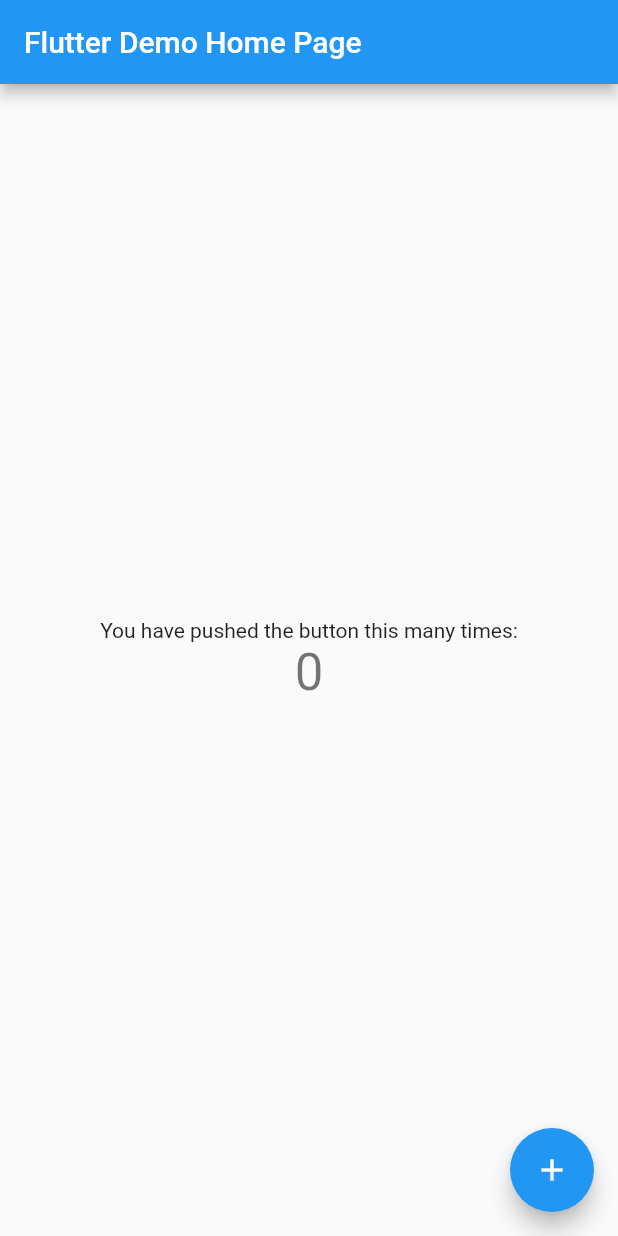
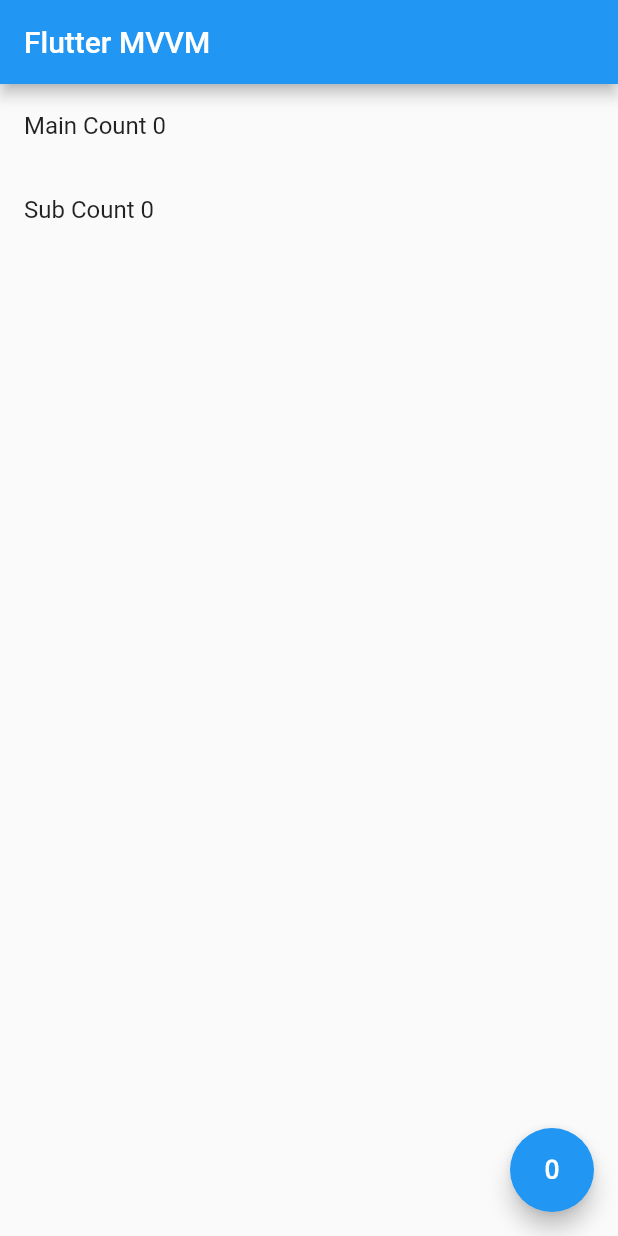
Before and after one commit to nawhgnues/Riverpod, a Flutter app: the screen it shows after launch, on a phone screen of 412 x 824 dp. Run offline on Flutter 3.47's test engine with Material 2 defaults, Android fonts, the phone set to English and light mode, and no system bars; our stand-ins replace flutter_riverpod, freezed_annotation.

Commit message:
Riverpod MVVM

```diff
--- a/riverpod/lib/main.dart
+++ b/riverpod/lib/main.dart
@@ -1,5 +1,6 @@
 import 'package:flutter/material.dart';
 import 'package:flutter_riverpod/flutter_riverpod.dart';
+import 'package:riverpodtest/view/home_page.dart';
 
 void main() {
   runApp(const ProviderScope(child: MyApp()));
@@ -8,109 +9,14 @@ void main() {
 class MyApp extends StatelessWidget {
   const MyApp({super.key});
 
-  // This widget is the root of your application.
   @override
   Widget build(BuildContext context) {
     return MaterialApp(
-      title: 'Flutter Demo',
+      title: 'Flutter Riverpod MVVM',
       theme: ThemeData(
-        // This is the theme of your application.
-        //
-        // Try running your application with "flutter run". You'll see the
-        // application has a blue toolbar. Then, without quitting the app, try
-        // changing the primarySwatch below to Colors.green and then invoke
-        // "hot reload" (press "r" in the console where you ran "flutter run",
-        // or simply save your changes to "hot reload" in a Flutter IDE).
-        // Notice that the counter didn't reset back to zero; the application
-        // is not restarted.
         primarySwatch: Colors.blue,
       ),
-      home: const MyHomePage(title: 'Flutter Demo Home Page'),
+      home: const HomePage(),
     );
   }
 }
-
-class MyHomePage extends StatefulWidget {
-  const MyHomePage({super.key, required this.title});
-
-  // This widget is the home page of your application. It is stateful, meaning
-  // that it has a State object (defined below) that contains fields that affect
-  // how it looks.
-
-  // This class is the configuration for the state. It holds the values (in this
-  // case the title) provided by the parent (in this case the App widget) and
-  // used by the build method of the State. Fields in a Widget subclass are
-  // always marked "final".
-
-  final String title;
-
-  @override
-  State<MyHomePage> createState() => _MyHomePageState();
-}
-
-class _MyHomePageState extends State<MyHomePage> {
-  int _counter = 0;
-
-  void _incrementCounter() {
-    setState(() {
-      // This call to setState tells the Flutter framework that something has
-      // changed in this State, which causes it to rerun the build method below
-      // so that the display can reflect the updated values. If we changed
-      // _counter without calling setState(), then the build method would not be
-      // called again, and so nothing would appear to happen.
-      _counter++;
-    });
-  }
-
-  @override
-  Widget build(BuildContext context) {
-    // This method is rerun every time setState is called, for instance as done
-    // by the _incrementCounter method above.
-    //
-    // The Flutter framework has been optimized to make rerunning build methods
-    // fast, so that you can just rebuild anything that needs updating rather
-    // than having to individually change instances of widgets.
-    return Scaffold(
-      appBar: AppBar(
-        // Here we take the value from the MyHomePage object that was created by
-        // the App.build method, and use it to set our appbar title.
-        title: Text(widget.title),
-      ),
-      body: Center(
-        // Center is a layout widget. It takes a single child and positions it
-        // in the middle of the parent.
-        child: Column(
-          // Column is also a layout widget. It takes a list of children and
-          // arranges them vertically. By default, it sizes itself to fit its
-          // children horizontally, and tries to be as tall as its parent.
-          //
-          // Invoke "debug painting" (press "p" in the console, choose the
-          // "Toggle Debug Paint" action from the Flutter Inspector in Android
-          // Studio, or the "Toggle Debug Paint" command in Visual Studio Code)
-          // to see the wireframe for each widget.
-          //
-          // Column has various properties to control how it sizes itself and
-          // how it positions its children. Here we use mainAxisAlignment to
-          // center the children vertically; the main axis here is the vertical
-          // axis because Columns are vertical (the cross axis would be
-          // horizontal).
-          mainAxisAlignment: MainAxisAlignment.center,
-          children: <Widget>[
-            const Text(
-              'You have pushed the button this many times:',
-            ),
-            Text(
-              '$_counter',
-              style: Theme.of(context).textTheme.headlineMedium,
-            ),
-          ],
-        ),
-      ),
-      floatingActionButton: FloatingActionButton(
-        onPressed: _incrementCounter,
-        tooltip: 'Increment',
-        child: const Icon(Icons.add),
-      ), // This trailing comma makes auto-formatting nicer for build methods.
-    );
-  }
-}
--- /dev/null
+++ b/riverpod/lib/view/home_page.dart
@@ -0,0 +1,34 @@
+import 'package:flutter/material.dart';
+import 'package:flutter_riverpod/flutter_riverpod.dart';
+import 'package:riverpodtest/view_model/home_page_notifier.dart';
+
+class HomePage extends ConsumerWidget {
+  const HomePage({Key? key}) : super(key: key);
+
+  @override
+  Widget build(BuildContext context, WidgetRef ref) {
+    // state（状態）
+    final homePageState = ref.watch(homePageProvider);
+    // provider（状態の操作）
+    final homePageNotifier = ref.watch(homePageProvider.notifier);
+    return Scaffold(
+      appBar: AppBar(title: const Text('Flutter MVVM')),
+      floatingActionButton: FloatingActionButton(
+        onPressed: homePageNotifier.resetAllCount,
+        child: const Icon(Icons.exposure_zero),
+      ),
+      body: ListView(
+        children: [
+          ListTile(
+            title: Text('Main Count ${homePageState.mainCount}'),
+            onTap: homePageNotifier.increaseMainCount,
+          ),
+          ListTile(
+            title: Text('Sub Count ${homePageState.subCount}'),
+            onTap: homePageNotifier.increaseSubCount,
+          ),
+        ],
+      ),
+    );
+  }
+}
```
Also changed, not shown: riverpod/lib/model/home_page_state.dart (added, +11 -0 lines), riverpod/lib/view_model/home_page_notifier.dart (added, +26 -0 lines), riverpod/lib/model/home_page_state.freezed.dart (added).
